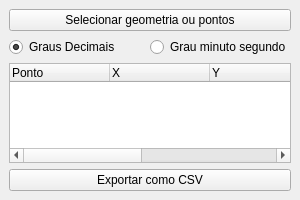
Qt form DSGTools_Op/AzimuthGenerator/azimuthGenerator_dockwidget_base.ui (PyterSmithDarkGhost/COMBODEFERRAMENTASDOEXERCITOBRASILEIRO) before a commit.
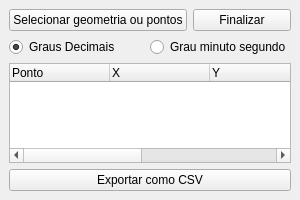
The same form after that commit.

Commit message: add finish button

The edit to the form file:
```diff
--- a/DSGTools_Op/AzimuthGenerator/azimuthGenerator_dockwidget_base.ui
+++ b/DSGTools_Op/AzimuthGenerator/azimuthGenerator_dockwidget_base.ui
@@ -39,6 +39,13 @@
         </property>
        </widget>
       </item>
+      <item>
+       <widget class="QPushButton" name="FinishPointsButton">
+        <property name="text">
+         <string>Finalizar</string>
+        </property>
+       </widget>
+      </item>
      </layout>
     </item>
     <item>
```
The commit also changes 1 other file.
